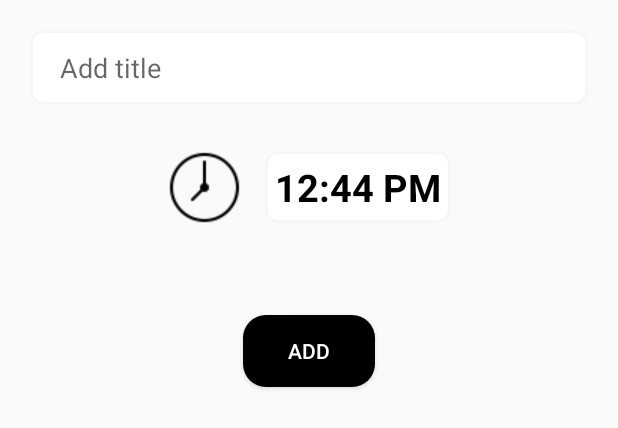
After one commit to NguyenTanPtit/Calendar, an Android app: the layout add_event_layout.xml on its own in the app's theme, with its tools: preview values and no code run, on a phone screen of 412 x 824 dp. The commit adds this screen. Shown: the top 428 px of the screen. Run offline under Robolectric (Android 15) with nearby library versions, the phone set to English and light mode, and no system bars.

```diff
--- /dev/null
+++ b/app/src/main/res/drawable/bg_alert_dialog.xml
@@ -0,0 +1,6 @@
+<?xml version="1.0" encoding="utf-8"?>
+<shape xmlns:android="http://schemas.android.com/apk/res/android"
+    android:shape="rectangle">
+    <solid android:color="@color/white"/>
+    <corners android:radius="20dp"/>
+</shape>
--- /dev/null
+++ b/app/src/main/res/drawable/bg_button.xml
@@ -0,0 +1,6 @@
+<?xml version="1.0" encoding="utf-8"?>
+<shape xmlns:android="http://schemas.android.com/apk/res/android"
+    android:shape="rectangle">
+    <solid android:color="@color/black"/>
+    <corners android:radius="15dp"/>
+</shape>
--- /dev/null
+++ b/app/src/main/res/drawable/bg_edittext.xml
@@ -0,0 +1,5 @@
+<?xml version="1.0" encoding="utf-8"?>
+<selector xmlns:android="http://schemas.android.com/apk/res/android">
+    <item android:drawable="@drawable/bg_edittext_focused" android:state_focused="true"/>
+    <item android:drawable="@drawable/bg_edittext_normal"/>
+</selector>
--- /dev/null
+++ b/app/src/main/res/drawable/bg_edittext_focused.xml
@@ -0,0 +1,13 @@
+<?xml version="1.0" encoding="utf-8"?>
+<shape xmlns:android="http://schemas.android.com/apk/res/android" >
+    <solid android:color="#FFFFFF" />
+    <stroke
+        android:width="2dp"
+        android:color="#F6F6F6" />
+    <corners android:radius="8dp" />
+    <padding
+        android:bottom="7dp"
+        android:left="7dp"
+        android:right="7dp"
+        android:top="7dp" />
+</shape>
--- /dev/null
+++ b/app/src/main/res/drawable/bg_edittext_normal.xml
@@ -0,0 +1,13 @@
+<?xml version="1.0" encoding="utf-8"?>
+<shape xmlns:android="http://schemas.android.com/apk/res/android" >
+    <solid android:color="#F6F6F6" />
+    <stroke
+        android:width="2dp"
+        android:color="#F6F6F6" />
+    <corners android:radius="8dp" />
+    <padding
+        android:bottom="7dp"
+        android:left="7dp"
+        android:right="7dp"
+        android:top="7dp" />
+</shape>
--- /dev/null
+++ b/app/src/main/res/layout/add_event_layout.xml
@@ -0,0 +1,57 @@
+<?xml version="1.0" encoding="utf-8"?>
+<LinearLayout xmlns:android="http://schemas.android.com/apk/res/android"
+    android:layout_width="match_parent"
+    android:layout_height="wrap_content"
+    android:orientation="vertical"
+    android:background="@drawable/background_cal">
+
+    <EditText
+        android:id="@+id/event_title"
+        android:layout_width="match_parent"
+        android:layout_height="50dp"
+        android:inputType="text"
+        android:lines="1"
+        android:singleLine="true"
+        android:layout_margin="20dp"
+        android:hint="Add title"
+        android:textColor="@color/black"
+        android:layout_gravity="center"
+        android:background="@drawable/bg_edittext"
+        android:paddingStart="20dp"
+        android:paddingEnd="5dp"/>
+
+    <LinearLayout
+        android:id="@+id/event_time"
+        android:layout_width="wrap_content"
+        android:layout_height="70dp"
+        android:orientation="horizontal"
+        android:layout_gravity="center"
+        android:gravity="center">
+
+        <ImageView
+            android:layout_width="50dp"
+            android:layout_height="50dp"
+            android:src="@drawable/clock_icon"/>
+
+        <TextView
+            android:id="@+id/time_set"
+            android:layout_width="wrap_content"
+            android:layout_height="wrap_content"
+            android:text="12:44 PM"
+            android:textColor="@color/black"
+            android:textStyle="bold"
+            android:textSize="25sp"
+            android:layout_marginStart="15dp"
+            android:background="@drawable/bg_edittext_focused"/>
+    </LinearLayout>
+    <Button
+        android:id="@+id/event_add_btn"
+        android:layout_width="wrap_content"
+        android:layout_height="wrap_content"
+        android:text="Add"
+        android:textColor="@color/white"
+        android:background="@drawable/bg_button"
+        android:layout_gravity="center"
+        android:layout_marginTop="50dp"
+        android:layout_marginBottom="20dp"/>
+</LinearLayout>
--- a/app/src/main/res/values/colors.xml
+++ b/app/src/main/res/values/colors.xml
@@ -7,7 +7,7 @@
     <color name="teal_700">#FF018786</color>
     <color name="black">#FF000000</color>
     <color name="white">#FFFFFFFF</color>
-    <color name="gray">#807A7A</color>
+    <color name="gray">#C0BCBC</color>
 
     <color name="home">#3DBACF</color>
     <color name="literature">#6AEA8A</color>
--- a/app/src/main/res/values/themes.xml
+++ b/app/src/main/res/values/themes.xml
@@ -1,6 +1,6 @@
 <resources xmlns:tools="http://schemas.android.com/tools">
     <!-- Base application theme. -->
-    <style name="Theme.Calendar" parent="Theme.MaterialComponents.Light.NoActionBar">
+    <style name="Theme.Calendar" parent="Theme.AppCompat.DayNight.NoActionBar">
         <!-- Primary brand color. -->
         <item name="colorPrimary">@color/purple_500</item>
         <item name="colorPrimaryVariant">@color/purple_700</item>
```
Also changed, not shown: app/src/main/java/com/example/calendar/CustomCalendarView.kt (+89 -6 lines), app/src/main/java/com/example/calendar/GridAdapter.kt (added, +65 -0 lines), app/src/main/res/layout/calendar_layout.xml (+5 -4 lines), app/src/main/res/layout/fragment_calendar.xml (+13 -0 lines), app/src/main/res/layout/single_cell_layout.xml (added, +27 -0 lines), app/src/main/res/drawable/clock_icon.png (added).
